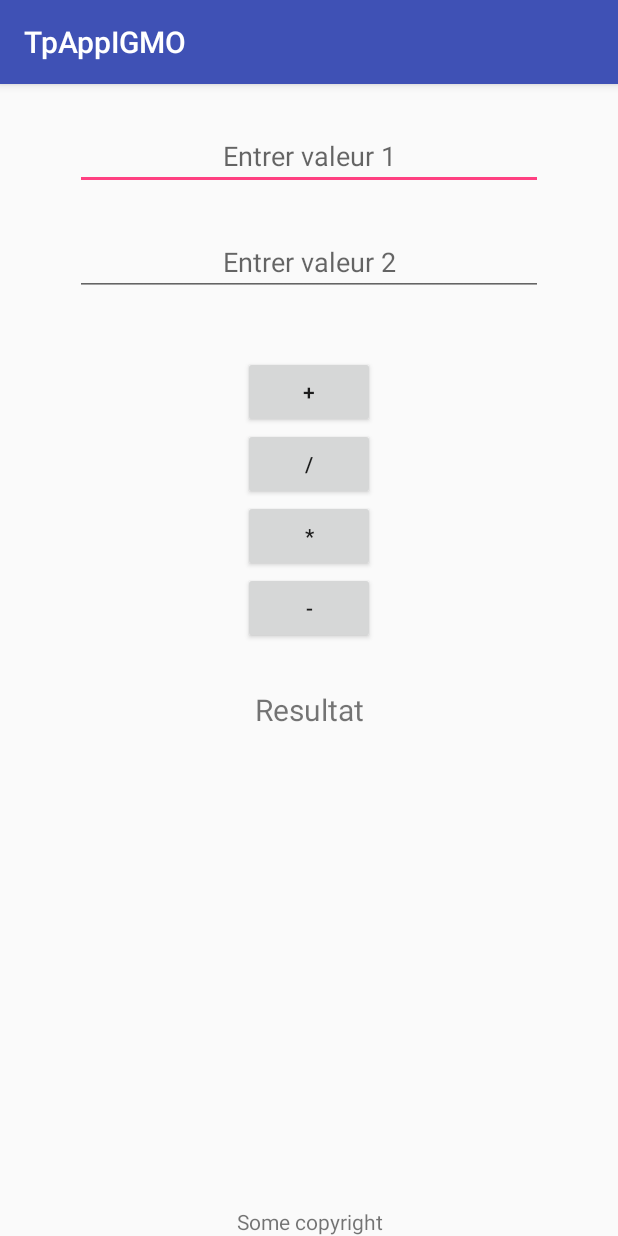
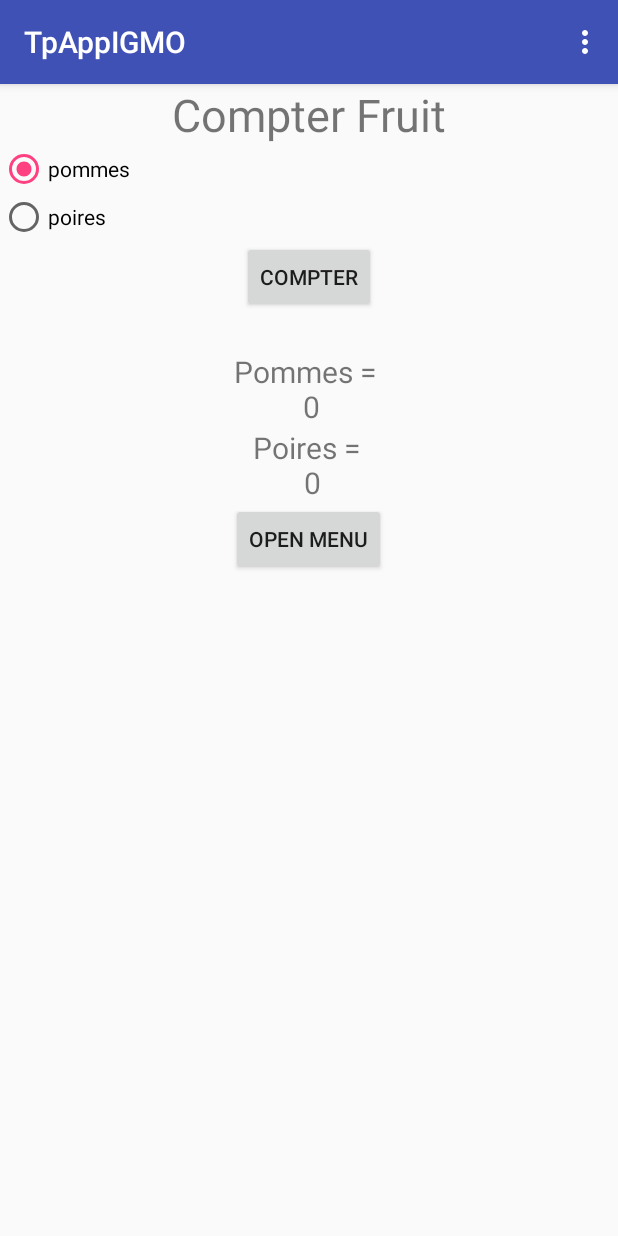
Before and after one commit to oussamabonnor1/TPAndroid, an Android app: the screen it shows after launch (CalculatorActivity before the commit, CompterActivity after it), on a phone screen of 412 x 824 dp. Run offline under Robolectric (Android 15) with nearby library versions, the phone set to English and light mode, and no system bars.

Commit message:
exo 4 TP 3

```diff
--- a/app/src/main/java/com/findtheletter/jetlightstudio/tpappigmo/CalculatorActivity.java
+++ b/app/src/main/java/com/findtheletter/jetlightstudio/tpappigmo/CalculatorActivity.java
@@ -142,10 +142,11 @@ public class CalculatorActivity extends AppCompatActivity implements View.OnClic
                     info = "Resultat\n" + s;
                     break;
                 case R.id.div:
-                    if (v2 != 0) {
+                    try {
                         s = v1 / v2;
                         info = "Resultat\n" + s;
-                    } else {
+                    } catch (ArithmeticException e) {
+                        e.printStackTrace();
                         Toast.makeText(getApplicationContext(), "Division par zero", Toast.LENGTH_SHORT).show();
                     }
                     break;
--- /dev/null
+++ b/app/src/main/java/com/findtheletter/jetlightstudio/tpappigmo/CompterActivity.java
@@ -0,0 +1,66 @@
+package com.findtheletter.jetlightstudio.tpappigmo;
+
+import android.support.v7.app.AppCompatActivity;
+import android.os.Bundle;
+import android.view.KeyEvent;
+import android.view.Menu;
+import android.view.MenuItem;
+import android.view.View;
+import android.widget.Button;
+import android.widget.RadioButton;
+import android.widget.TextView;
+import android.widget.Toast;
+
+public class CompterActivity extends AppCompatActivity {
+    RadioButton pommeRadio, poireRadio;
+    TextView pommeText, poireText;
+    int pomme, poire;
+
+    @Override
+    protected void onCreate(Bundle savedInstanceState) {
+        super.onCreate(savedInstanceState);
+        setContentView(R.layout.activity_compter);
+
+        pommeRadio = (RadioButton) findViewById(R.id.pommeRadio);
+        poireRadio = (RadioButton) findViewById(R.id.poireRadio);
+
+        pommeText = (TextView) findViewById(R.id.pommes);
+        poireText = (TextView) findViewById(R.id.poires);
+
+        pomme = poire = 0;
+    }
+
+    public void incrementer(View view) {
+        if (pommeRadio.isChecked()) {
+            pomme++;
+        } else {
+            poire++;
+        }
+        pommeText.setText("Pommes=\n " + pomme);
+        poireText.setText("Poires=\n " + poire);
+    }
+
+    @Override
+    public boolean onCreateOptionsMenu(Menu menu) {
+        getMenuInflater().inflate(R.menu.customaction, menu);
+        return true;
+    }
+
+    @Override
+    public boolean onOptionsItemSelected(MenuItem item) {
+        switch (item.getItemId()) {
+            case R.id.pommeMenu:
+                Toast.makeText(this, "Nobre de pommes: " + pomme, Toast.LENGTH_SHORT).show();
+                return true;
+
+            case R.id.poireMenu:
+                Toast.makeText(this, "Nobre de poires: " + poire, Toast.LENGTH_SHORT).show();
+                return true;
+            case R.id.quitter:
+                onBackPressed();
+                return true;
+            default:
+                return super.onOptionsItemSelected(item);
+        }
+    }
+}
--- /dev/null
+++ b/app/src/main/res/layout/activity_compter.xml
@@ -0,0 +1,75 @@
+<?xml version="1.0" encoding="utf-8"?>
+<LinearLayout xmlns:android="http://schemas.android.com/apk/res/android"
+    xmlns:app="http://schemas.android.com/apk/res-auto"
+    xmlns:tools="http://schemas.android.com/tools"
+    android:layout_width="match_parent"
+    android:layout_height="match_parent"
+    android:orientation="vertical"
+    tools:context="com.findtheletter.jetlightstudio.tpappigmo.CompterActivity">
+
+    <TextView
+        android:layout_width="match_parent"
+        android:layout_height="wrap_content"
+        android:gravity="center"
+        android:text="Compter Fruit"
+        android:textSize="30sp" />
+
+    <RadioGroup
+        android:layout_width="match_parent"
+        android:layout_height="wrap_content">
+
+
+        <RadioButton
+            android:id="@+id/pommeRadio"
+            android:layout_width="match_parent"
+            android:layout_height="wrap_content"
+            android:checked="true"
+            android:text="pommes" />
+
+        <RadioButton
+            android:id="@+id/poireRadio"
+            android:layout_width="match_parent"
+            android:layout_height="wrap_content"
+            android:checked="false"
+            android:text="poires" />
+    </RadioGroup>
+
+    <Button
+        android:layout_width="wrap_content"
+        android:layout_height="wrap_content"
+        android:layout_gravity="center"
+        android:onClick="incrementer"
+        android:text="Compter" />
+
+    <Space
+        android:layout_width="match_parent"
+        android:layout_height="25dp" />
+
+    <TextView
+        android:id="@+id/pommes"
+        android:layout_width="wrap_content"
+        android:layout_height="wrap_content"
+        android:layout_gravity="center"
+        android:text="Pommes = \n 0"
+        android:textAlignment="center"
+        android:textSize="20sp" />
+
+
+    <TextView
+        android:id="@+id/poires"
+        android:layout_width="wrap_content"
+        android:layout_height="wrap_content"
+        android:layout_gravity="center"
+        android:text="Poires = \n 0"
+        android:textAlignment="center"
+        android:textSize="20sp" />
+
+    <Button
+        android:layout_width="wrap_content"
+        android:layout_height="wrap_content"
+        android:layout_gravity="center"
+        android:onClick="openMenu"
+        android:text="Open menu" />
+
+
+</LinearLayout>
--- /dev/null
+++ b/app/src/main/res/menu/customaction.xml
@@ -0,0 +1,17 @@
+<?xml version="1.0" encoding="utf-8"?>
+<menu xmlns:android="http://schemas.android.com/apk/res/android"
+    xmlns:app="http://schemas.android.com/apk/res-auto">
+    <item
+        android:id="@+id/pommeMenu"
+        android:orderInCategory="1"
+        android:title="Nb pommes" />
+    <item
+        android:id="@+id/poireMenu"
+        android:orderInCategory="2"
+        android:title="Nb poires" />
+    <item
+        android:id="@+id/quitter"
+        android:orderInCategory="3"
+        android:title="quitter" />
+
+</menu>
--- a/app/src/main/res/values/strings.xml
+++ b/app/src/main/res/values/strings.xml
@@ -1,3 +1,5 @@
 <resources>
     <string name="app_name">TpAppIGMO</string>
+    <string name="action_settings">Search</string>
+    <string name="about">About</string>
 </resources>
```
Also changed, not shown: app/src/main/AndroidManifest.xml (+5 -3 lines), app/src/main/java/com/findtheletter/jetlightstudio/tpappigmo/ActionBarActivity.java (+30 -0 lines).
